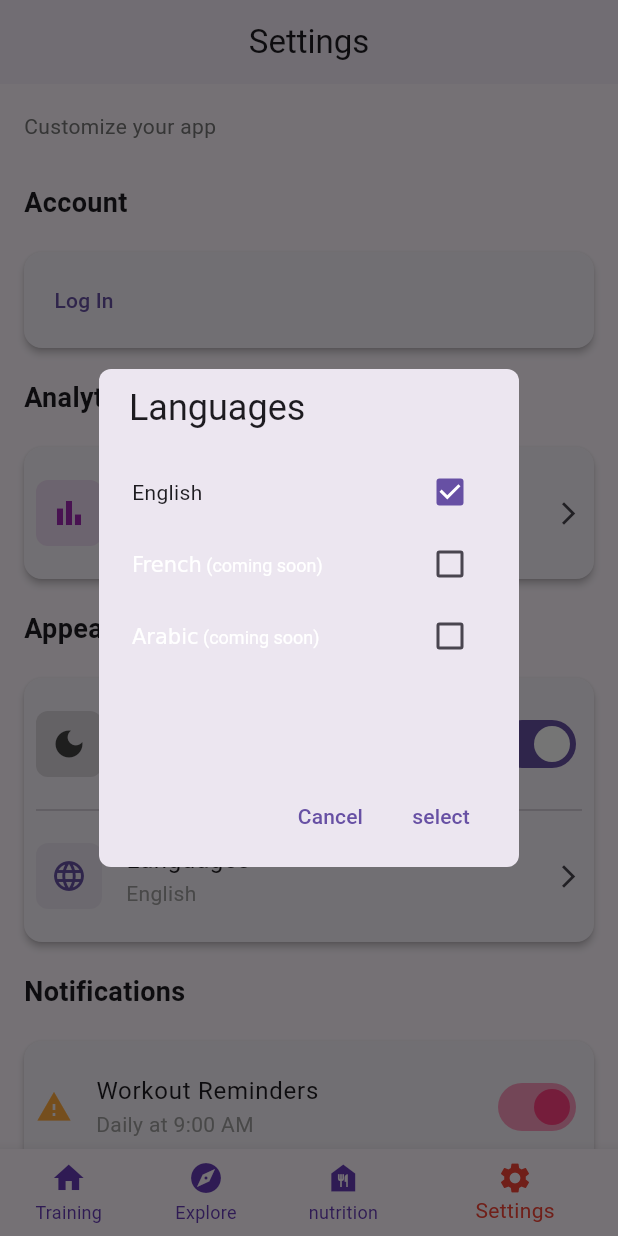
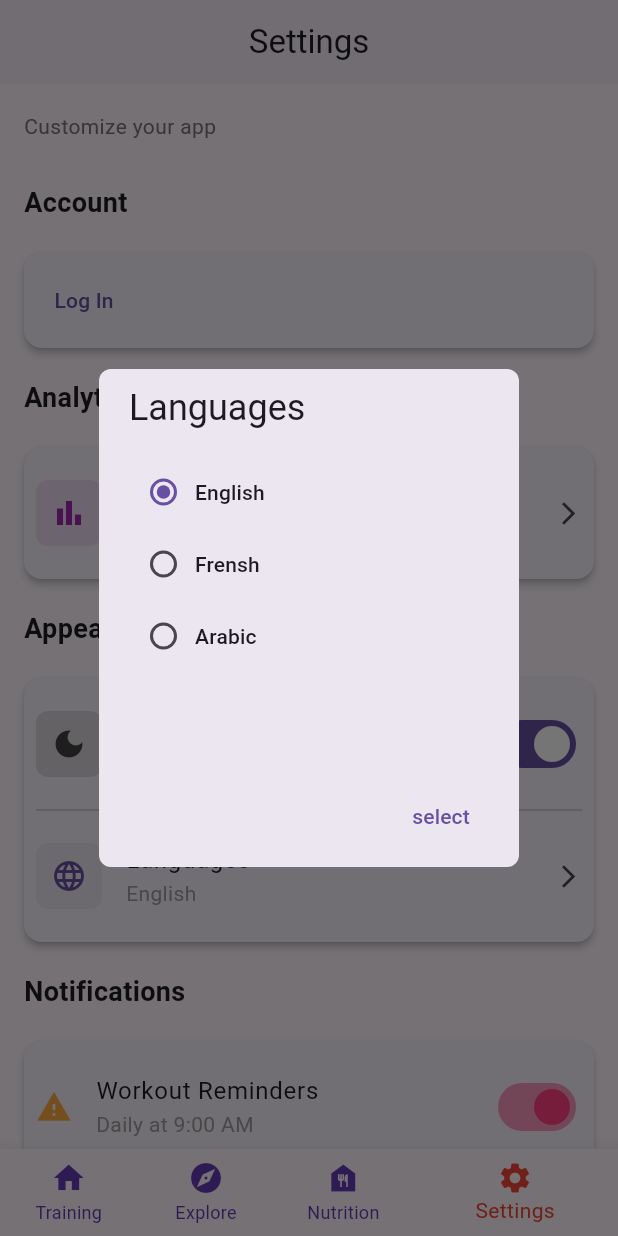
Before and after one commit to flowSar/fitness_app_flutter, a Flutter app: the screen it shows after launch, item 4 of the bottom bar chosen, after a tap on "Languages", on a phone screen of 412 x 824 dp. Run offline on Flutter 3.47's test engine with Material 3 defaults, Android fonts, the light colour scheme and no system bars; our stand-ins replace audioplayers, carousel_slider, flutter_bloc, font_awesome_flutter, get_it, go_router and 5 more; accounts and stored records are empty; generated files the repository leaves out were written again; network calls fail.

Commit message:
support 3 languages

```diff
--- a/lib/b_navigation_bar.dart
+++ b/lib/b_navigation_bar.dart
@@ -3,6 +3,7 @@ import 'package:w_allfit/features/explore/presentation/screens/explore_screen.da
 import 'package:w_allfit/features/nutrition/presentation/nutrition_screen.dart';
 import 'package:w_allfit/features/settings/presentation/screens/settings_screen.dart';
 import 'package:w_allfit/features/workout/presentation/screens/workout_screen.dart';
+import 'package:flutter_gen/gen_l10n/app_localizations.dart';
 
 class BNavigationBar extends StatefulWidget {
   const BNavigationBar({super.key});
@@ -28,7 +29,6 @@ class _BNavigationBarState extends State<BNavigationBar> {
       bottomNavigationBar: BottomNavigationBar(
           currentIndex: screenIndex,
           onTap: (index) {
-            print('index: $index');
             setState(() {
               screenIndex = index;
             });
@@ -37,13 +37,18 @@ class _BNavigationBarState extends State<BNavigationBar> {
           unselectedItemColor: isDark ? Colors.grey : Colors.deepPurple,
           showUnselectedLabels: true,
           items: [
-            BottomNavigationBarItem(icon: Icon(Icons.home), label: 'Training'),
             BottomNavigationBarItem(
-                icon: Icon(Icons.explore), label: 'Explore'),
+                icon: Icon(Icons.home),
+                label: AppLocalizations.of(context)!.training),
             BottomNavigationBarItem(
-                icon: Icon(Icons.food_bank), label: 'nutrition'),
+                icon: Icon(Icons.explore),
+                label: AppLocalizations.of(context)!.explore),
             BottomNavigationBarItem(
-                icon: Icon(Icons.settings), label: "Settings"),
+                icon: Icon(Icons.food_bank),
+                label: AppLocalizations.of(context)!.nutrition),
+            BottomNavigationBarItem(
+                icon: Icon(Icons.settings),
+                label: AppLocalizations.of(context)!.settings),
           ]),
     ));
   }
--- a/lib/core/shared_preferences/shared_preference.dart
+++ b/lib/core/shared_preferences/shared_preference.dart
@@ -39,3 +39,13 @@ Future<void> setUserLogDates() async {
     await prefs.setStringList('userLogDates', [...dates, currentDate]);
   }
 }
+
+Future<void> setLocale(String languageCode) async {
+  final prefs = await SharedPreferences.getInstance();
+  prefs.setString('languageCode', languageCode);
+}
+
+Future<String> getLocale() async {
+  final prefs = await SharedPreferences.getInstance();
+  return prefs.getString('languageCode') ?? 'en';
+}
--- a/lib/features/settings/presentation/components/languages_dialog.dart
+++ b/lib/features/settings/presentation/components/languages_dialog.dart
@@ -1,8 +1,16 @@
 import 'package:flutter/material.dart';
+import 'package:provider/provider.dart';
+import 'package:w_allfit/features/settings/presentation/provider/settings_provider.dart';
 
-class LanguagesDialog extends StatelessWidget {
+class LanguagesDialog extends StatefulWidget {
   const LanguagesDialog({super.key});
 
+  @override
+  State<LanguagesDialog> createState() => _LanguagesDialogState();
+}
+
+class _LanguagesDialogState extends State<LanguagesDialog> {
+  late String _selectedLanguage = 'en';
   @override
   Widget build(BuildContext context) {
     return AlertDialog(
@@ -15,47 +23,46 @@ class LanguagesDialog extends StatelessWidget {
       actionsPadding: EdgeInsets.symmetric(horizontal: 20, vertical: 10),
       content: SizedBox(
         height: 200,
-        child: Column(
-          crossAxisAlignment: CrossAxisAlignment.start,
-          children: [
-            Row(
-              mainAxisAlignment: MainAxisAlignment.spaceBetween,
+        child: Consumer<SettingsProvider>(
+          builder: (context, settings, child) {
+            return Column(
+              crossAxisAlignment: CrossAxisAlignment.start,
               children: [
-                Text("English"),
-                Checkbox(value: true, onChanged: (value) {})
+                RadioMenuButton(
+                  value: 'en',
+                  groupValue: settings.local.languageCode,
+                  onChanged: (value) {
+                    settings.updateLanguage('en');
+                  },
+                  child: Text('English'),
+                ),
+                RadioMenuButton(
+                  value: 'fr',
+                  groupValue: settings.local.languageCode,
+                  onChanged: (value) {
+                    settings.updateLanguage('fr');
+                  },
+                  child: Text('Frensh'),
+                ),
+                RadioMenuButton(
+                  value: 'ar',
+                  groupValue: settings.local.languageCode,
+                  onChanged: (value) {
+                    settings.updateLanguage('ar');
+                  },
+                  child: Text('Arabic'),
+                ),
               ],
-            ),
-            Row(
-              mainAxisAlignment: MainAxisAlignment.spaceBetween,
-              children: [
-                RichText(
-                    text: TextSpan(text: "French", children: [
-                  TextSpan(
-                      text: " (coming soon)", style: TextStyle(fontSize: 12))
-                ])),
-                Checkbox(value: false, onChanged: (value) {})
-              ],
-            ),
-            Row(
-              mainAxisAlignment: MainAxisAlignment.spaceBetween,
-              children: [
-                RichText(
-                    text: TextSpan(text: "Arabic", children: [
-                  TextSpan(
-                      text: " (coming soon)", style: TextStyle(fontSize: 12))
-                ])),
-                Checkbox(value: false, onChanged: (value) {})
-              ],
-            ),
-          ],
+            );
+          },
         ),
       ),
       actions: [
-        TextButton(
-            onPressed: () {
-              Navigator.of(context).pop();
-            },
-            child: Text("Cancel")),
+        // TextButton(
+        //     onPressed: () {
+        //       Navigator.of(context).pop();
+        //     },
+        //     child: Text("Cancel")),
         TextButton(
             onPressed: () {
               Navigator.of(context).pop();
--- a/lib/features/settings/presentation/provider/settings_provider.dart
+++ b/lib/features/settings/presentation/provider/settings_provider.dart
@@ -1,9 +1,21 @@
 import 'package:flutter/material.dart';
+import 'package:w_allfit/core/shared_preferences/shared_preference.dart';
 
 class SettingsProvider extends ChangeNotifier {
   ThemeMode _themeMode = ThemeMode.system;
+  Locale _local = Locale('en', 'EN');
 
   ThemeMode get themeMode => _themeMode;
+
+  SettingsProvider() {
+    _loadSettings();
+  }
+
+  void _loadSettings() async {
+    final language = await getLocale();
+    _local = Locale(language);
+    notifyListeners();
+  }
 
   void toggleTheme() {
     if (_themeMode == ThemeMode.light) {
@@ -18,4 +30,12 @@ class SettingsProvider extends ChangeNotifier {
     _themeMode = mode;
     notifyListeners();
   }
+
+  Locale get local => _local;
+
+  void updateLanguage(String languageCode) async {
+    _local = Locale(languageCode);
+    await setLocale(languageCode);
+    notifyListeners();
+  }
 }
--- a/lib/features/settings/presentation/screens/reports_screen.dart
+++ b/lib/features/settings/presentation/screens/reports_screen.dart
@@ -3,6 +3,7 @@ import 'package:intl/intl.dart';
 import 'package:table_calendar/table_calendar.dart';
 import 'package:w_allfit/core/shared_preferences/shared_preference.dart';
 import 'package:font_awesome_flutter/font_awesome_flutter.dart';
+import 'package:flutter_gen/gen_l10n/app_localizations.dart';
 
 class ReportsScreen extends StatefulWidget {
   const ReportsScreen({super.key});
@@ -59,8 +60,6 @@ class _ReportsScreenState extends State<ReportsScreen> {
               focusedDay: _focusedDay,
               calendarBuilders: CalendarBuilders(
                 markerBuilder: (context, day, events) {
-                  print(
-                      '--------------------------${day.day}-------------------------------');
                   if (isLoginDay(day)) {
                     // return Positioned(
                     //   right: 1,
--- a/lib/features/settings/presentation/screens/settings_screen.dart
+++ b/lib/features/settings/presentation/screens/settings_screen.dart
@@ -6,6 +6,7 @@ import 'package:w_allfit/features/auth/presentation/bloc/auth_event.dart';
 import 'package:w_allfit/features/auth/presentation/bloc/auth_state.dart';
 import 'package:w_allfit/features/settings/presentation/components/languages_dialog.dart';
 import 'package:w_allfit/features/settings/presentation/provider/settings_provider.dart';
+import 'package:flutter_gen/gen_l10n/app_localizations.dart';
 // ...existing code...
 
 class SettingsScreen extends StatefulWidget {
@@ -42,10 +43,11 @@ class _SettingsScreenState extends State<SettingsScreen> {
   @override
   Widget build(BuildContext context) {
     final accent = Theme.of(context).colorScheme.primary;
+
     return SafeArea(
       child: Scaffold(
         appBar: AppBar(
-          title: Text('Settings'),
+          title: Text(AppLocalizations.of(context)!.settings),
           centerTitle: true,
           elevation: 1,
         ),
@@ -56,13 +58,13 @@ class _SettingsScreenState extends State<SettingsScreen> {
               crossAxisAlignment: CrossAxisAlignment.start,
               children: [
                 Text(
-                  'Customize your app',
+                  AppLocalizations.of(context)!.customizeYourApp,
                   style: TextStyle(color: Colors.grey.shade600, fontSize: 14),
                 ),
                 SizedBox(height: 16),
 
                 // Account
-                sectionTitle('Account'),
+                sectionTitle(AppLocalizations.of(context)!.account),
                 sectionCard(
                   child: BlocConsumer<AuthBloc, AuthState>(
                     builder: (context, state) {
@@ -81,19 +83,25 @@ class _SettingsScreenState extends State<SettingsScreen> {
                               onPressed: () {
                                 context.read<AuthBloc>().add(LogOutEvent());
                               },
-                              child: Text('Log Out'),
+                              child: Text(AppLocalizations.of(context)!.logOut),
                             ),
                           );
                         } else {
                           return Align(
                               alignment: Alignment.centerLeft,
                               child: TextButton(
-                                  onPressed: () {}, child: Text('Log In')));
+                                  onPressed: () {},
+                                  child: Text(
+                                      AppLocalizations.of(context)!.logIn)));
                         }
                       }
-                      return Padding(
-                        padding: const EdgeInsets.symmetric(vertical: 12.0),
-                        child: Text('Loading user account...'),
+                      return SizedBox(
+                        width: MediaQuery.sizeOf(context).width,
+                        child: Padding(
+                          padding: const EdgeInsets.symmetric(vertical: 12.0),
+                          child: Text(
+                              AppLocalizations.of(context)!.loadingUserAccount),
+                        ),
                       );
                     },
                     listener: (context, state) {
@@ -105,7 +113,7 @@ class _SettingsScreenState extends State<SettingsScreen> {
                 ),
 
                 // Analytics
-                sectionTitle('Analytics'),
+                sectionTitle(AppLocalizations.of(context)!.analytics),
                 sectionCard(
                   child: ListTile(
                     contentPadding: EdgeInsets.zero,
@@ -115,9 +123,10 @@ class _SettingsScreenState extends State<SettingsScreen> {
                             borderRadius: BorderRadius.circular(8)),
                         padding: EdgeInsets.all(10),
                         child: Icon(Icons.bar_chart, color: Colors.purple)),
-                    title: Text('Reports',
+                    title: Text(AppLocalizations.of(context)!.reports,
                         style: TextStyle(fontWeight: FontWeight.w600)),
-                    subtitle: Text('View workout history',
+                    subtitle: Text(
+                        AppLocalizations.of(context)!.viewWorkoutHistory,
                         style: TextStyle(color: Colors.grey.shade500)),
                     trailing: Icon(Icons.arrow_forward_ios, size: 18),
                     onTap: () {
@@ -127,7 +136,7 @@ class _SettingsScreenState extends State<SettingsScreen> {
                 ),
 
                 // Appearance
-                sectionTitle('Appearance'),
+                sectionTitle(AppLocalizations.of(context)!.appearance),
                 sectionCard(
                   child: Column(
                     children: [
@@ -140,8 +149,9 @@ class _SettingsScreenState extends State<SettingsScreen> {
                           padding: EdgeInsets.all(10),
                           child: Icon(Icons.dark_mode, color: Colors.grey[800]),
                         ),
-                        title: Text('Dark Mode'),
-                        subtitle: Text('Easier on the eyes',
+                        title: Text(AppLocalizations.of(context)!.darkMode),
+                        subtitle: Text(
+                            AppLocalizations.of(context)!.easierOnEyes,
                             style: TextStyle(color: Colors.grey.shade500)),
                         trailing: Switch(
                           value: darkMode,
@@ -169,8 +179,8 @@ class _SettingsScreenState extends State<SettingsScreen> {
                             padding: EdgeInsets.all(10),
                             child: Icon(Icons.language, color: accent),
                           ),
-                          title: Text('Languages'),
-                          subtitle: Text('English',
+                          title: Text(AppLocalizations.of(context)!.languages),
+                          subtitle: Text(AppLocalizations.of(context)!.english,
                               style: TextStyle(color: Colors.grey.shade500)),
                           trailing: Icon(Icons.arrow_forward_ios, size: 18),
                         ),
@@ -180,7 +190,7 @@ class _SettingsScreenState extends State<SettingsScreen> {
                 ),
 
                 // Notifications
-                sectionTitle('Notifications'),
+                sectionTitle(AppLocalizations.of(context)!.notifications),
                 sectionCard(
                   child: Column(
                     children: [
@@ -188,8 +198,10 @@ class _SettingsScreenState extends State<SettingsScreen> {
                         contentPadding: EdgeInsets.zero,
                         leading:
                             Icon(Icons.warning, color: Colors.orangeAccent),
-                        title: Text('Workout Reminders'),
-                        subtitle: Text('Daily at 9:00 AM',
+                        title: Text(
+                            AppLocalizations.of(context)!.workoutReminders),
+                        subtitle: Text(
+                            AppLocalizations.of(context)!.workoutReminderTime,
                             style: TextStyle(color: Colors.grey.shade500)),
                         trailing: Switch(
                           activeColor: Colors.pinkAccent,
@@ -205,8 +217,10 @@ class _SettingsScreenState extends State<SettingsScreen> {
                       ListTile(
                         contentPadding: EdgeInsets.zero,
                         leading: Icon(Icons.water_drop, color: Colors.blue),
-                        title: Text('Water Reminders'),
-                        subtitle: Text('Every 2 hours',
+                        title:
+                            Text(AppLocalizations.of(context)!.waterReminders),
+                        subtitle: Text(
+                            AppLocalizations.of(context)!.waterReminderTime,
                             style: TextStyle(color: Colors.grey.shade500)),
                         trailing: Switch(
                           activeColor: Colors.green,
@@ -223,7 +237,7 @@ class _SettingsScreenState extends State<SettingsScreen> {
                 ),
 
                 // Support
-                sectionTitle('Support'),
+                sectionTitle(AppLocalizations.of(context)!.support),
                 sectionCard(
                   child: Column(
                     children: [
@@ -231,7 +245,7 @@ class _SettingsScreenState extends State<SettingsScreen> {
                         contentPadding: EdgeInsets.zero,
                         leading:
                             Icon(Icons.help_outline, color: Colors.deepPurple),
-                        title: Text('Help & FAQ',
+                        title: Text(AppLocalizations.of(context)!.helpFaq,
                             style: TextStyle(fontWeight: FontWeight.w600)),
                         trailing: Icon(Icons.arrow_forward_ios, size: 18),
                         onTap: () {},
@@ -240,7 +254,7 @@ class _SettingsScreenState extends State<SettingsScreen> {
                       ListTile(
                         contentPadding: EdgeInsets.zero,
                         leading: Icon(Icons.contact_mail, color: Colors.blue),
-                        title: Text('Contact Us'),
+                        title: Text(AppLocalizations.of(context)!.contactUs),
                         trailing: Icon(Icons.arrow_forward_ios, size: 18),
                         onTap: () {},
                       ),
@@ -248,7 +262,7 @@ class _SettingsScreenState extends State<SettingsScreen> {
                       ListTile(
                         contentPadding: EdgeInsets.zero,
                         leading: Icon(Icons.star, color: Colors.amber),
-                        title: Text('Rate Us'),
+                        title: Text(AppLocalizations.of(context)!.rateUs),
                         trailing: Icon(Icons.arrow_forward_ios, size: 18),
                         onTap: () {},
                       ),
@@ -256,7 +270,8 @@ class _SettingsScreenState extends State<SettingsScreen> {
                       ListTile(
                         contentPadding: EdgeInsets.zero,
                         leading: Icon(Icons.policy, color: Colors.grey),
-                        title: Text('Privacy Policy'),
+                        title:
+                            Text(AppLocalizations.of(context)!.privacyPolicy),
                         trailing: Icon(Icons.arrow_forward_ios, size: 18),
                         onTap: () {},
                       ),
@@ -265,12 +280,12 @@ class _SettingsScreenState extends State<SettingsScreen> {
                 ),
 
                 // App Info
-                sectionTitle('About'),
+                sectionTitle(AppLocalizations.of(context)!.about),
                 sectionCard(
                   child: ListTile(
                     contentPadding: EdgeInsets.zero,
                     leading: Icon(Icons.info_rounded, color: Colors.blue),
-                    title: Text('App Version'),
+                    title: Text(AppLocalizations.of(context)!.appVersion),
                     subtitle:
                         Text('1.0.0', style: TextStyle(color: Colors.grey)),
                     trailing: Icon(Icons.arrow_forward_ios, size: 18),
--- a/lib/features/workout/presentation/screens/workout_screen.dart
+++ b/lib/features/workout/presentation/screens/workout_screen.dart
@@ -16,6 +16,7 @@ import 'package:w_allfit/features/user_workout/presentation/bloc/user_plans/user
 import 'package:w_allfit/features/user_workout/presentation/components/workout_plan_card.dart';
 import 'package:w_allfit/features/workout/presentation/bloc/home/quick_start/quick_start_workout_bloc.dart';
 import 'package:w_allfit/features/workout/presentation/components/quick_start_card.dart';
+import 'package:flutter_gen/gen_l10n/app_localizations.dart';
 
 class WorkoutScreen extends StatefulWidget {
   const WorkoutScreen({super.key});
@@ -90,7 +91,7 @@ class _WorkoutScreenState extends State<WorkoutScreen> {
                       );
                     }
                     return Text(
-                      'Guest',
+                      AppLocalizations.of(context)!.guest,
                       style: theme.textTheme.headlineMedium,
                     );
                   },
@@ -100,8 +101,8 @@ class _WorkoutScreenState extends State<WorkoutScreen> {
                 mainAxisAlignment: MainAxisAlignment.spaceBetween,
                 children: [
                   Text(
-                    Intl.message('Your Plans', locale: 'ar'),
-                    style: theme.textTheme.titleLarge?.copyWith(
+                    AppLocalizations.of(context)!.yourPlans,
+                    style: theme.textTheme.titleMedium?.copyWith(
                       fontWeight: FontWeight.bold,
                       color: theme.colorScheme.onSurface,
                     ),
@@ -117,7 +118,7 @@ class _WorkoutScreenState extends State<WorkoutScreen> {
                       child: Row(
                         children: [
                           Text(
-                            'View All',
+                            AppLocalizations.of(context)!.viewAll,
                             style: theme.textTheme.bodyMedium?.copyWith(
                               color: theme.colorScheme.primary,
                               fontWeight: FontWeight.w600,
@@ -183,8 +184,8 @@ class _WorkoutScreenState extends State<WorkoutScreen> {
               Row(
                 children: [
                   Text(
-                    'Quick Start',
-                    style: theme.textTheme.titleLarge?.copyWith(
+                    AppLocalizations.of(context)!.quickStart,
+                    style: theme.textTheme.titleMedium?.copyWith(
                       fontWeight: FontWeight.bold,
                       color: theme.colorScheme.onSurface,
                     ),
@@ -225,8 +226,8 @@ class _WorkoutScreenState extends State<WorkoutScreen> {
                 mainAxisAlignment: MainAxisAlignment.spaceBetween,
                 children: [
                   Text(
-                    'Popular Workouts',
-                    style: theme.textTheme.titleLarge?.copyWith(
+                    AppLocalizations.of(context)!.popularWorkouts,
+                    style: theme.textTheme.titleMedium?.copyWith(
                       fontWeight: FontWeight.bold,
                       color: theme.colorScheme.onSurface,
                     ),
@@ -240,7 +241,7 @@ class _WorkoutScreenState extends State<WorkoutScreen> {
                       child: Row(
                         children: [
                           Text(
-                            'View More',
+                            AppLocalizations.of(context)!.viewMore,
                             style: theme.textTheme.bodyMedium?.copyWith(
                               color: theme.colorScheme.primary,
                               fontWeight: FontWeight.w600,
@@ -292,8 +293,8 @@ class _WorkoutScreenState extends State<WorkoutScreen> {
                 mainAxisAlignment: MainAxisAlignment.spaceBetween,
                 children: [
                   Text(
-                    'Beginner Plans',
-                    style: theme.textTheme.titleLarge?.copyWith(
+                    AppLocalizations.of(context)!.beginnerPlans,
+                    style: theme.textTheme.titleMedium?.copyWith(
                       fontWeight: FontWeight.bold,
                       color: theme.colorScheme.onSurface,
                     ),
@@ -307,7 +308,7 @@ class _WorkoutScreenState extends State<WorkoutScreen> {
                       child: Row(
                         children: [
                           Text(
-                            'View More',
+                            AppLocalizations.of(context)!.viewMore,
                             style: theme.textTheme.bodyMedium?.copyWith(
                               color: theme.colorScheme.primary,
                               fontWeight: FontWeight.w600,
@@ -360,8 +361,8 @@ class _WorkoutScreenState extends State<WorkoutScreen> {
                 mainAxisAlignment: MainAxisAlignment.spaceBetween,
                 children: [
                   Text(
-                    'Advanced Plans',
-                    style: theme.textTheme.titleLarge?.copyWith(
+                    AppLocalizations.of(context)!.advancedPlans,
+                    style: theme.textTheme.titleMedium?.copyWith(
                       fontWeight: FontWeight.bold,
                       color: theme.colorScheme.onSurface,
                     ),
@@ -375,7 +376,7 @@ class _WorkoutScreenState extends State<WorkoutScreen> {
                       child: Row(
                         children: [
                           Text(
-                            'View More',
+                            AppLocalizations.of(context)!.viewMore,
                             style: theme.textTheme.bodyMedium?.copyWith(
                               color: theme.colorScheme.primary,
                               fontWeight: FontWeight.w600,
--- a/lib/main.dart
+++ b/lib/main.dart
@@ -21,6 +21,8 @@ import 'package:w_allfit/features/workout/presentation/bloc/home/plans/popular_p
 import 'package:w_allfit/features/workout/presentation/bloc/home/quick_start/quick_start_workout_bloc.dart';
 import 'package:w_allfit/features/workout/presentation/bloc/workout_session/workout_session_bloc.dart';
 import 'package:w_allfit/features/workout/presentation/provider/workout_provider.dart';
+import 'package:flutter_localizations/flutter_localizations.dart';
+import 'package:flutter_gen/gen_l10n/app_localizations.dart';
 
 void main() {
   initializeDependencies();
@@ -97,12 +99,14 @@ class _MyAppState extends State<MyApp> {
         GlobalMaterialLocalizations.delegate,
         GlobalWidgetsLocalizations.delegate,
         GlobalCupertinoLocalizations.delegate,
+        AppLocalizations.delegate,
       ],
       supportedLocales: [
-        Locale('en', 'US'), // English
-        Locale('ar', 'AE'), // Arabic
+        Locale('en'), // English
+        Locale('ar'), // Arabic
+        Locale('fr'), //frensh
       ],
-      locale: Locale('en', 'US'),
+      locale: settings.local,
     );
   }
 }
--- a/pubspec.yaml
+++ b/pubspec.yaml
@@ -52,6 +52,7 @@ dependencies:
   timeline_tile: ^2.0.0
   intl: ^0.19.0
   table_calendar: ^3.1.3
+  flutter_localization: ^0.3.3
 
 dev_dependencies:
   flutter_test:
@@ -73,6 +74,7 @@ flutter:
   # included with your application, so that you can use the icons in
   # the material Icons class.
   uses-material-design: true
+  generate: true
 
   assets:
     - assets/gif/
```
Also changed, not shown: lib/features/explore/presentation/screens/explore_screen.dart (+8 -7 lines), lib/features/nutrition/presentation/nutrition_screen.dart (+10 -7 lines), lib/l10n/app_ar.arb (added, +76 -0 lines), lib/l10n/app_en.arb (+76 -0 lines), lib/l10n/app_fr.arb (added, +76 -0 lines), pubspec.lock.
